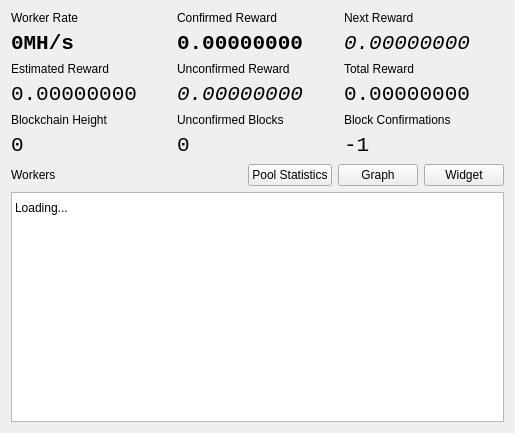
Qt form mainwindow.ui (NexusTools/CoinMiningStats) before a commit.
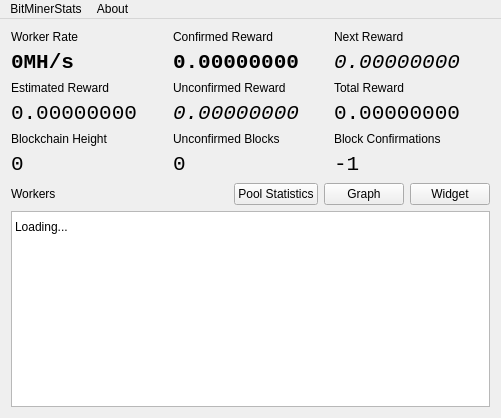
The same form after that commit. Custom widgets are drawn as their Qt base class.

The edit to the form file:
```diff
--- a/mainwindow.ui
+++ b/mainwindow.ui
@@ -6,8 +6,8 @@
    <rect>
     <x>0</x>
     <y>0</y>
-    <width>515</width>
-    <height>433</height>
+    <width>501</width>
+    <height>418</height>
    </rect>
   </property>
   <widget class="QWidget" name="centralWidget">
@@ -371,10 +371,32 @@
     <rect>
      <x>0</x>
      <y>0</y>
-     <width>515</width>
+     <width>501</width>
      <height>20</height>
     </rect>
    </property>
+   <widget class="QMenu" name="menuBitMinerStats">
+    <property name="title">
+     <string>BitMinerStats</string>
+    </property>
+    <addaction name="actionExport_Statistics"/>
+    <addaction name="actionRestore_Database"/>
+    <addaction name="separator"/>
+    <addaction name="actionSettings"/>
+    <addaction name="actionQuit"/>
+   </widget>
+   <widget class="QMenu" name="menuAbout">
+    <property name="title">
+     <string>About</string>
+    </property>
+    <addaction name="actionNexusTools"/>
+    <addaction name="separator"/>
+    <addaction name="actionCredits"/>
+    <addaction name="actionDonate"/>
+    <addaction name="actionQt"/>
+   </widget>
+   <addaction name="menuBitMinerStats"/>
+   <addaction name="menuAbout"/>
   </widget>
  </widget>
  <layoutdefault spacing="6" margin="11"/>
```
Left out of the diff: 64 changed lines with no effect on the pictures.
